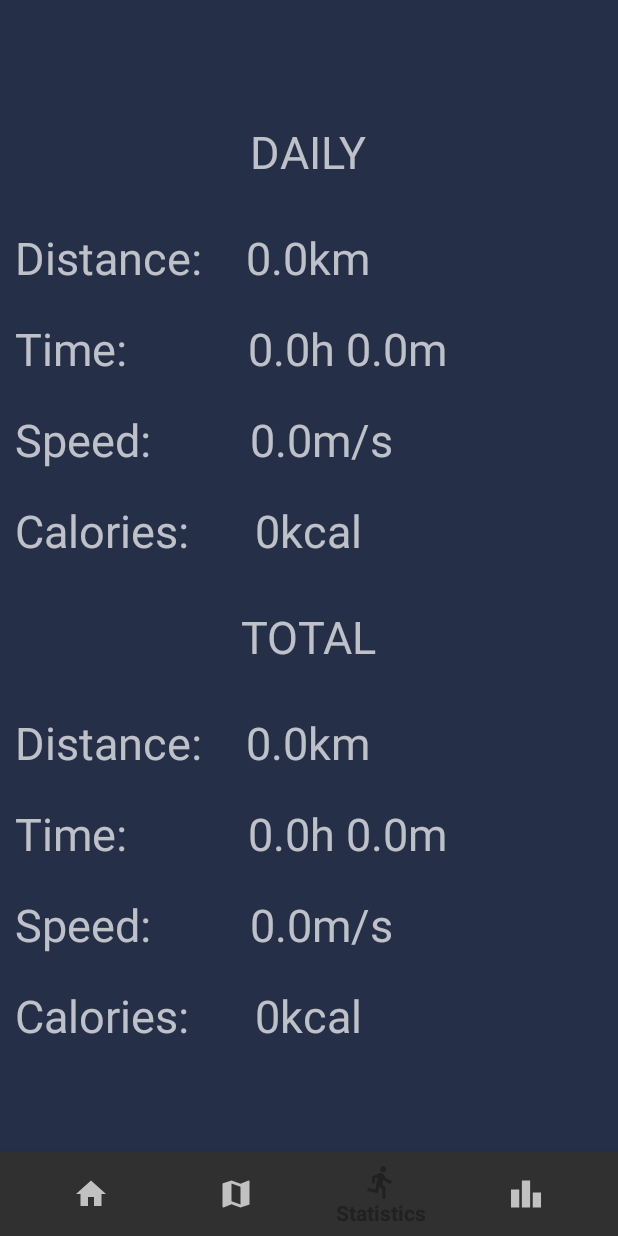
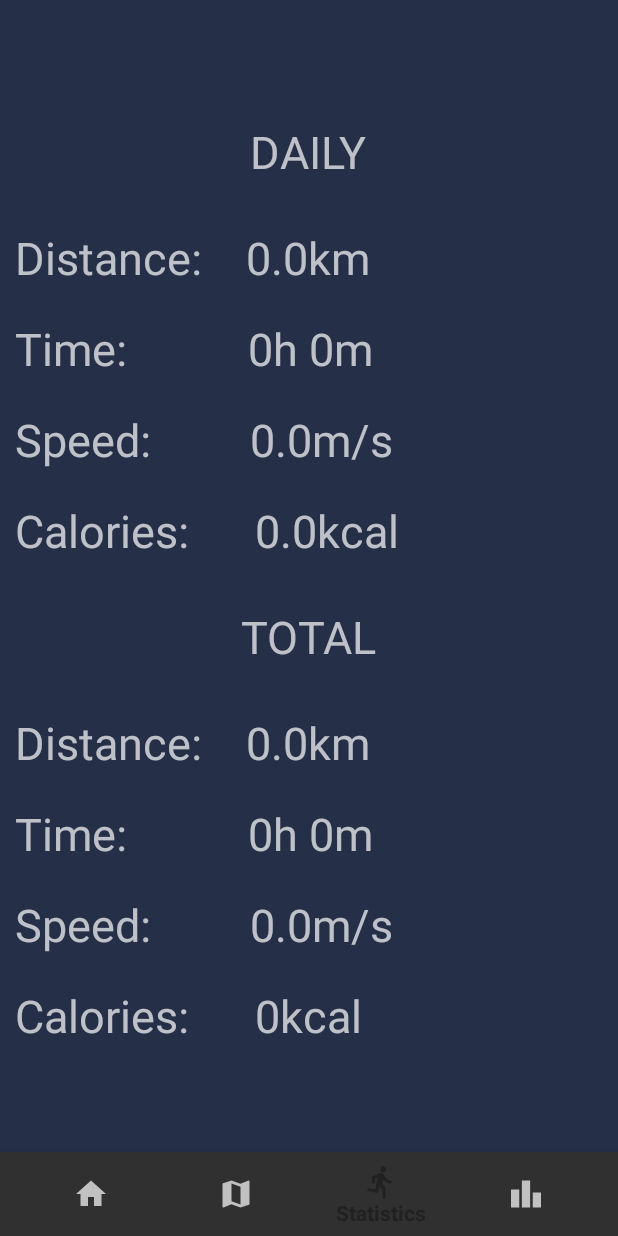
Before and after one commit to Jordanmarshall2510/CS4084-Mobile-Application-Development, an Android app: the HomeFragment screen opened directly, with no data from a screen before it, item 3 of the bottom bar chosen, on a phone screen of 412 x 824 dp. Run offline under Robolectric (Android 15) with nearby library versions, the phone set to English and light mode, and no system bars; our stand-ins replace Firebase (no records; nobody signed in at launch, a user with empty details on screens opened directly); libraries missing offline, so code that uses them is left out: com.karumi.dexter; 1 statement that could not run was skipped.

Commit message:
Method to calculate calories and display all statistics

```diff
--- a/app/src/main/java/com/example/cs4084_mobile_application_development/HomeFragment.java
+++ b/app/src/main/java/com/example/cs4084_mobile_application_development/HomeFragment.java
@@ -12,6 +12,8 @@ import android.widget.TextView;
 import androidx.annotation.NonNull;
 import androidx.annotation.Nullable;
 import androidx.fragment.app.Fragment;
+
+import com.example.Database.Database;
 
 public class HomeFragment extends Fragment {
 
@@ -28,6 +30,8 @@ public class HomeFragment extends Fragment {
     @Override
     public void onViewCreated(View view, @Nullable Bundle savedInstanceState) {
 
+        Database database = Database.getInstance();
+
         super.onViewCreated(view, savedInstanceState);
 
         View currentView = getView();
@@ -42,10 +46,23 @@ public class HomeFragment extends Fragment {
         ImageView caloriesImage = (ImageView) currentView.findViewById(R.id.caloriesImage);
         ImageView timeImage = (ImageView) currentView.findViewById(R.id.timeImage);
 
+        //Gets the time in minutes and hours for daily time
+        double dailyTimeHours = (((double) database.getDailyTime() / 1000) / 60) / 60;
+        double dailyTimeMinutes = (((double) database.getDailyTime() / 1000) / 60) % 60;
+
+        dailyTimeMinutes = Math.round(dailyTimeMinutes);
+
+        //Gets the calories burned per day
+        double dailyMinutesWalked = (((double) database.getDailyTime() / 1000) / 60);
+        double dailyCaloriesBurned = Math.round(4.583 * dailyMinutesWalked);
+
         // Change the text
-        distanceText.setText(distanceValue + " km");
-        caloriesText.setText(caloriesValue + " kcal");
-        timeText.setText(timeValue + " mins");
+        distanceText
+                .setText(((double) database.getDailyDistance() / 1000) + "km");
+        caloriesText
+                .setText((long) dailyCaloriesBurned + "kcal");
+        timeText
+                .setText((long) dailyTimeHours +"h " + (long) dailyTimeMinutes + "m");
 
         // Change the image colours
         distanceImage.setColorFilter(Color.parseColor("#ff3030"));
--- a/app/src/main/java/com/example/cs4084_mobile_application_development/StatisticFragment.java
+++ b/app/src/main/java/com/example/cs4084_mobile_application_development/StatisticFragment.java
@@ -49,8 +49,8 @@ public class StatisticFragment extends Fragment {
         TextView totalCaloriesBurntTextStatistic = (TextView) currentView.findViewById(R.id.totalCaloriesBurntTextStatistic);
 
         //Gets the time in minutes and hours for daily time
-        double dailyTimeMinutes = (((double) database.getDailyTime() / 1000) / 60);
-        double dailyTimeHours = ((((double) database.getDailyTime() / 1000) / 60) - dailyTimeMinutes) / 60;
+        double dailyTimeHours = (((double) database.getDailyTime() / 1000) / 60) / 60;
+        double dailyTimeMinutes = (((double) database.getDailyTime() / 1000) / 60) % 60;
 
         dailyTimeMinutes = Math.round(dailyTimeMinutes);
 
@@ -60,19 +60,23 @@ public class StatisticFragment extends Fragment {
         double dailySpeed = dailyDistance / dailyTime;
         double dailySpeedTotal = dailySpeed * 1000;
 
+        //Gets the calories burned per day
+        double dailyMinutesWalked = (((double) database.getDailyTime() / 1000) / 60);
+        double dailyCaloriesBurned = Math.round(4.583 * dailyMinutesWalked);
+
         // Change the daily text
         dailyDistanceTextStatistic
                 .setText("Distance:    " + ((double) database.getDailyDistance() / 1000) + "km");
         dailyTimeTextStatistic
-                .setText("Time:           " + dailyTimeHours +"h " + dailyTimeMinutes + "m");
+                .setText("Time:           " + (long) dailyTimeHours +"h " + (long) dailyTimeMinutes + "m");
         dailySpeedTextStatistic
                 .setText("Speed:         " + ((double) Math.round(dailySpeedTotal * 100) / 100) + "m/s");
         dailyCaloriesBurntTextStatistic
-                .setText("Calories:      " + database.getDailyCalories() + "kcal");
+                .setText("Calories:      " + dailyCaloriesBurned + "kcal");
 
         //Gets the Time in minutes and hours for total time
-        double totalTimeMinutes = (((double) database.getTotalTime() / 1000) / 60);
-        double totalTimeHours = ((((double) database.getTotalTime() / 1000) / 60) - totalTimeMinutes) / 60;
+        double totalTimeHours = (((double) database.getTotalTime() / 1000) / 60) / 60;
+        double totalTimeMinutes = (((double) database.getTotalTime() / 1000) / 60) % 60;
 
         totalTimeMinutes = Math.round(totalTimeMinutes);
 
@@ -82,14 +86,19 @@ public class StatisticFragment extends Fragment {
         double totalSpeed = totalDistance / totalTime;
         double speedTotal = totalSpeed * 1000;
 
+        //Gets the calories burned total
+        double totalMinutesWalked = (((double) database.getTotalTime() / 1000) / 60);
+        double totalCaloriesBurned = Math.round(4.583 * totalMinutesWalked);
+
+
         //Change the total text
         totalDistanceTextStatistic
                 .setText("Distance:    " + (((double) database.getTotalDistance())/ 1000) + "km");
         totalTimeTextStatistic
-                .setText("Time:           " + totalTimeHours + "h " + totalTimeMinutes + "m");
+                .setText("Time:           " + (long) totalTimeHours + "h " + (long) totalTimeMinutes + "m");
         totalSpeedTextStatistic
                 .setText("Speed:         " + ((double) Math.round(speedTotal * 100) / 100) + "m/s");
         totalCaloriesBurntTextStatistic
-                .setText("Calories:      " + database.getTotalCalories() + "kcal");
+                .setText("Calories:      " + (long) totalCaloriesBurned + "kcal");
     }
 }
--- /dev/null
+++ b/app/src/main/res/values/ids.xml
@@ -0,0 +1,15 @@
+<?xml version="1.0" encoding="utf-8"?>
+<resources>
+    <item name="getDailyDistance" type="id" />
+    <item name="getDailyCalories" type="id" />
+    <item name="getDailyTime" type="id" />
+    <item name="getTotalDistance" type="id" />
+    <item name="getTotalCalories" type="id" />
+    <item name="getTotalTime" type="id" />
+    <item name="addToDailyDistance" type="id" />
+    <item name="addToDailyCalories" type="id" />
+    <item name="addToDailyTime" type="id" />
+    <item name="addToTotalDistance" type="id" />
+    <item name="addToTotalCalories" type="id" />
+    <item name="addToTotalTime" type="id" />
+</resources>
```
